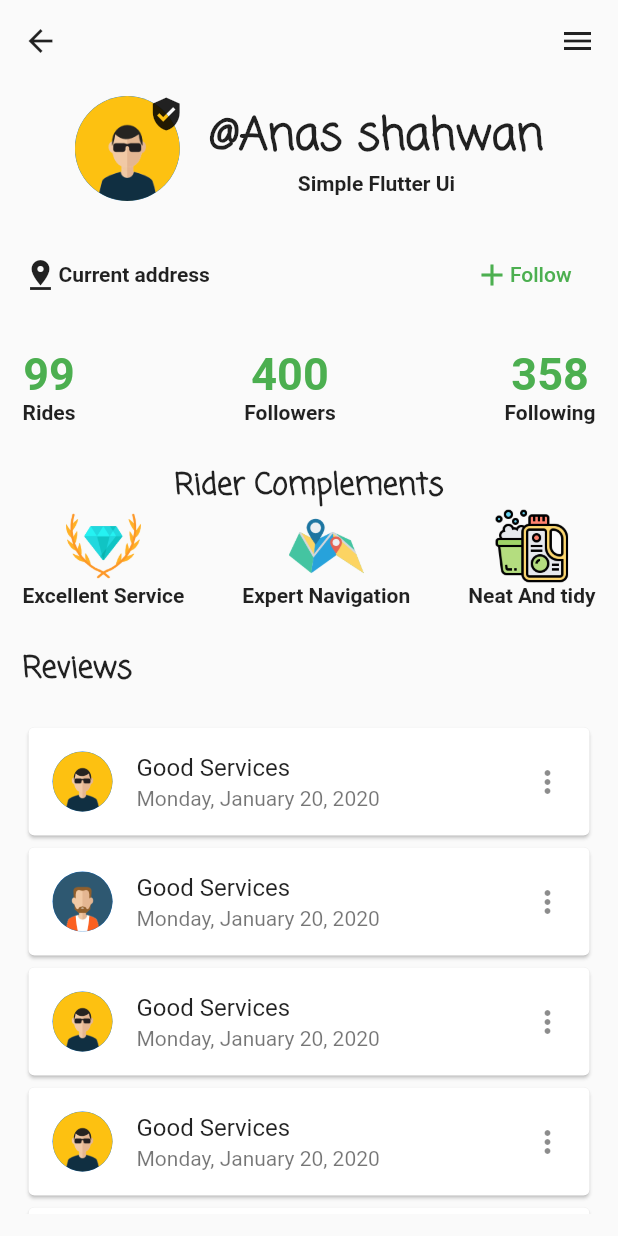
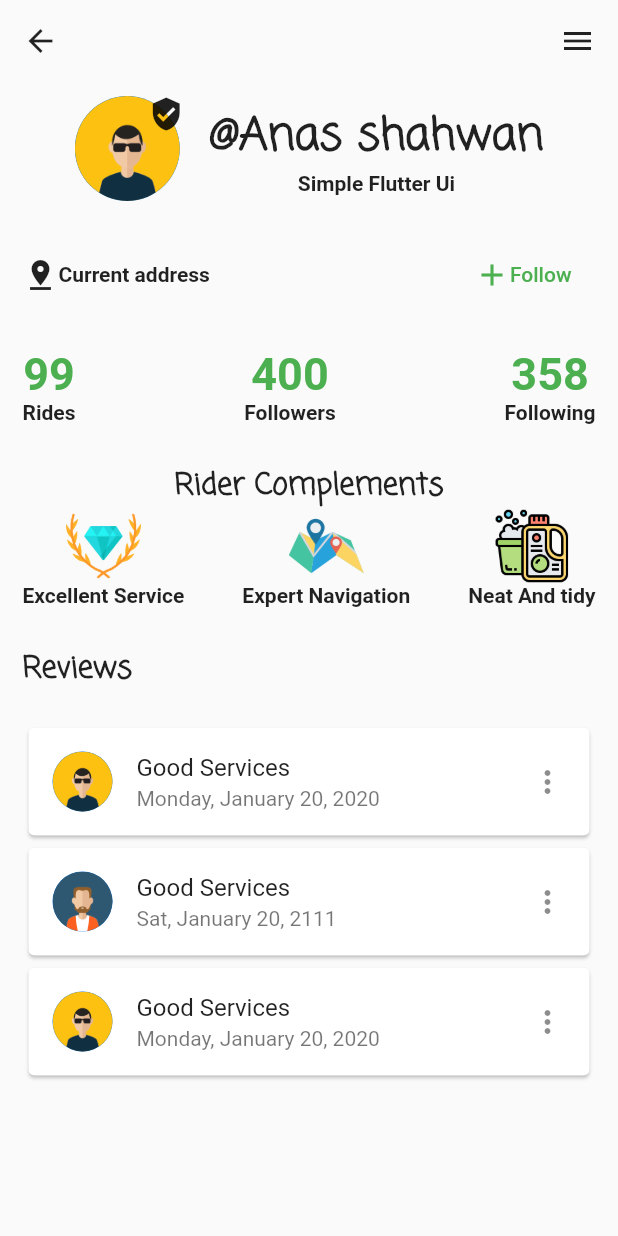
Before and after one commit to anasshahwan/Flutter_youtube_Course, a Flutter app: the screen it shows after launch, after a tap on "Follow", on a phone screen of 412 x 824 dp. Run offline on Flutter 3.47's test engine with Material 2 defaults, Android fonts, the phone set to English and light mode, and no system bars.

Commit message:
add List to the project

```diff
--- a/flutter_youtube_course/lib/main.dart
+++ b/flutter_youtube_course/lib/main.dart
@@ -35,6 +35,34 @@ class _MyAppState extends State<MyApp> {
    }
 
 
+
+   List<Widget> myReviews = [
+
+     Card(
+                      child: ListTile(
+                        leading: CircleAvatar(
+                          backgroundImage: AssetImage('images/avatar.png'),
+                          maxRadius: 20,
+                        ),
+                        title: Text('Good Services'),
+                        subtitle: Text('Monday, January 20, 2020'),
+                        trailing: Icon(Icons.more_vert),
+                      ),
+                    ),
+     Card(
+       child: ListTile(
+         leading: CircleAvatar(
+           backgroundImage: AssetImage('images/beard.png'),
+           maxRadius: 20,
+         ),
+         title: Text('Good Services'),
+         subtitle: Text('Sat, January 20, 2111'),
+         trailing: Icon(Icons.more_vert),
+       ),
+     ),
+
+   ];
+
   @override
   Widget build(BuildContext context) {
     return MaterialApp(
@@ -44,6 +72,7 @@ class _MyAppState extends State<MyApp> {
             padding: EdgeInsets.all(15),
             child: ListView(
               children: <Widget>[
+
                 Row(
                   mainAxisAlignment: MainAxisAlignment.spaceBetween,
                   children: <Widget>[
@@ -106,9 +135,20 @@ class _MyAppState extends State<MyApp> {
                     FlatButton(
                       onPressed: (){
 
-                      int Result = addTwoNumbers(5,33);
-                      print(Result);
+                myReviews.add( Card(
+                  child: ListTile(
+                    leading: CircleAvatar(
+                      backgroundImage: AssetImage('images/avatar.png'),
+                      maxRadius: 20,
+                    ),
+                    title: Text('Good Services'),
+                    subtitle: Text('Monday, January 20, 2020'),
+                    trailing: Icon(Icons.more_vert),
+                  ),
+                ),);
 
+                setState(() {
+                                 });
                         },
                       child: Row(
                         children: <Widget>[
@@ -256,120 +296,13 @@ class _MyAppState extends State<MyApp> {
                       ),
                     ),
                     SizedBox(height: 20,),
-                    Card(
-                      child: ListTile(
-                        leading: CircleAvatar(
-                          backgroundImage: AssetImage('images/avatar.png'),
-                          maxRadius: 20,
-                        ),
-                        title: Text('Good Services'),
-                        subtitle: Text('Monday, January 20, 2020'),
-                        trailing: Icon(Icons.more_vert),
-                      ),
-                    ),
-                    Card(
-                      child: ListTile(
-                        leading: CircleAvatar(
-                          backgroundImage: AssetImage('images/beard.png'),
-                          maxRadius: 20,
-                        ),
-                        title: Text('Good Services'),
-                        subtitle: Text('Monday, January 20, 2020'),
-                        trailing: Icon(Icons.more_vert),
-                      ),
-                    ),
-                    Card(
-                      child: ListTile(
-                        leading: CircleAvatar(
-                          backgroundImage: AssetImage('images/avatar.png'),
-                          maxRadius: 20,
-                        ),
-                        title: Text('Good Services'),
-                        subtitle: Text('Monday, January 20, 2020'),
-                        trailing: Icon(Icons.more_vert),
-                      ),
-                    ),
-                    Card(
-                      child: ListTile(
-                        leading: CircleAvatar(
-                          backgroundImage: AssetImage('images/avatar.png'),
-                          maxRadius: 20,
-                        ),
-                        title: Text('Good Services'),
-                        subtitle: Text('Monday, January 20, 2020'),
-                        trailing: Icon(Icons.more_vert),
-                      ),
-                    ),
-                    Card(
-                      child: ListTile(
-                        leading: CircleAvatar(
-                          backgroundImage: AssetImage('images/avatar.png'),
-                          maxRadius: 20,
-                        ),
-                        title: Text('Good Services'),
-                        subtitle: Text('Monday, January 20, 2020'),
-                        trailing: Icon(Icons.more_vert),
-                      ),
-                    ),
-                    Card(
-                      child: ListTile(
-                        leading: CircleAvatar(
-                          backgroundImage: AssetImage('images/avatar.png'),
-                          maxRadius: 20,
-                        ),
-                        title: Text('Good Services'),
-                        subtitle: Text('Monday, January 20, 2020'),
-                        trailing: Icon(Icons.more_vert),
-                      ),
-                    ),
-                    Card(
-                      child: ListTile(
-                        leading: CircleAvatar(
-                          backgroundImage: AssetImage('images/avatar.png'),
-                          maxRadius: 20,
-                        ),
-                        title: Text('Good Services'),
-                        subtitle: Text('Monday, January 20, 2020'),
-                        trailing: Icon(Icons.more_vert),
-                      ),
-                    ),
-                    Card(
-                      child: ListTile(
-                        leading: CircleAvatar(
-                          backgroundImage: AssetImage('images/avatar.png'),
-                          maxRadius: 20,
-                        ),
-                        title: Text('Good Services'),
-                        subtitle: Text('Monday, January 20, 2020'),
-                        trailing: Icon(Icons.more_vert),
-                      ),
-                    ),
-                    Card(
-                      child: ListTile(
-                        leading: CircleAvatar(
-                          backgroundImage: AssetImage('images/avatar.png'),
-                          maxRadius: 20,
-                        ),
-                        title: Text('Good Services'),
-                        subtitle: Text('Monday, January 20, 2020'),
-                        trailing: Icon(Icons.more_vert),
-                      ),
-                    ),
-                    Card(
-                      child: ListTile(
-                        leading: CircleAvatar(
-                          backgroundImage: AssetImage('images/avatar.png'),
-                          maxRadius: 20,
-                        ),
-                        title: Text('Good Services'),
-                        subtitle: Text('Monday, January 20, 2020'),
-                        trailing: Icon(Icons.more_vert),
-                      ),
-                    ),
 
 
                   ],
-                )
+                ),
+                Column(children: myReviews.map((myOwnWidet){
+                  return myOwnWidet;
+                }).toList(),)
               ],
             ),
           ),
```
